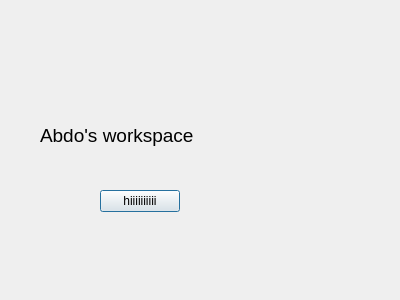
AbdelrahmanShorim/gittest, file gittest/abdo.ui: the form before one commit.
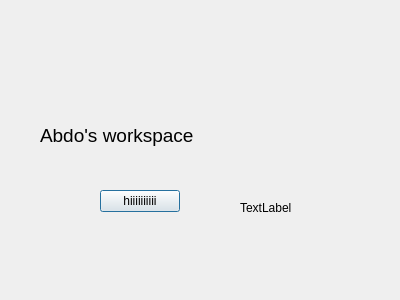
The form after the commit.

Diff of the .ui file:
```diff
--- a/gittest/abdo.ui
+++ b/gittest/abdo.ui
@@ -44,6 +44,19 @@
     <string>hiiiiiiiiii</string>
    </property>
   </widget>
+  <widget class="QLabel" name="hi">
+   <property name="geometry">
+    <rect>
+     <x>240</x>
+     <y>200</y>
+     <width>101</width>
+     <height>16</height>
+    </rect>
+   </property>
+   <property name="text">
+    <string>TextLabel</string>
+   </property>
+  </widget>
  </widget>
  <resources/>
  <connections/>
```
